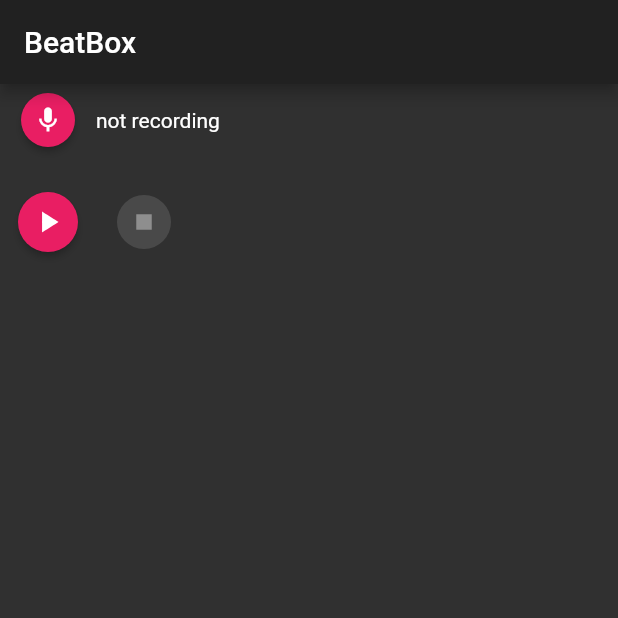
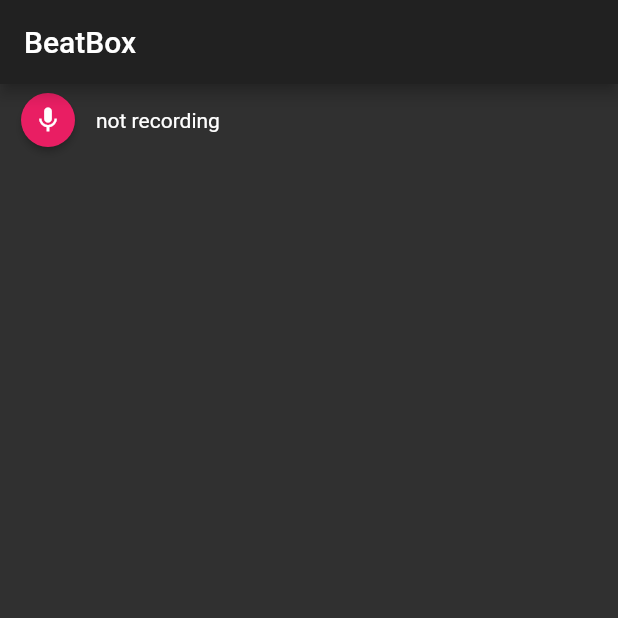
Before and after one commit to cedvdb/beatbox, a Flutter app: the screen it shows after launch, on a phone screen of 412 x 824 dp, the top half of it. Run offline on Flutter 3.47's test engine with Material 2 defaults, Android fonts, the phone set to English and light mode, and no system bars; our stand-ins replace flutter_bloc, just_audio, rxdart; missing offline and left inert: record; statements that could not run were skipped.

Commit message:
beat machine

```diff
--- a/lib/screens/home_screen.dart
+++ b/lib/screens/home_screen.dart
@@ -1,3 +1,4 @@
+import 'package:beatbox/widgets/beat_machine/beat_machine.dart';
 import 'package:beatbox/widgets/player/player.dart';
 import 'package:beatbox/widgets/recorder/recorder.dart';
 import 'package:flutter/material.dart';
@@ -13,9 +14,7 @@ class HomeScreen extends StatelessWidget {
       ),
       body: Column(
         children: [
-          Recorder(),
-          SizedBox(height: 20),
-          Player(),
+          BeatMachine(),
         ],
       ),
     );
--- /dev/null
+++ b/lib/widgets/beat_machine/beat_machine.dart
@@ -0,0 +1,32 @@
+import 'package:beatbox/widgets/beat_machine/beat_machine_bloc.dart';
+import 'package:beatbox/widgets/beat_machine/beat_machine_state.dart';
+import 'package:beatbox/widgets/player/player.dart';
+import 'package:beatbox/widgets/recorder/recorder.dart';
+import 'package:flutter/material.dart';
+import 'package:flutter_bloc/flutter_bloc.dart';
+
+class BeatMachine extends StatelessWidget {
+  const BeatMachine();
+
+  @override
+  Widget build(BuildContext context) {
+    return BlocProvider(
+        create: (ctx) => BeatMachineBloc(), child: BeatMachineView());
+  }
+}
+
+class BeatMachineView extends StatelessWidget {
+  const BeatMachineView();
+
+  @override
+  Widget build(BuildContext context) {
+    return BlocBuilder<BeatMachineBloc, BeatMachineState>(
+        builder: (ctx, state) {
+      if (state is Recording)
+        return Recorder(
+            onComplete: (path) => ctx.read<BeatMachineBloc>().play(path));
+      if (state is Playing) return Player(state.path);
+      return Container();
+    });
+  }
+}
--- /dev/null
+++ b/lib/widgets/beat_machine/beat_machine_bloc.dart
@@ -0,0 +1,12 @@
+import 'package:beatbox/widgets/beat_machine/beat_machine_state.dart';
+import 'package:flutter_bloc/flutter_bloc.dart';
+
+class BeatMachineBloc extends Cubit<BeatMachineState> {
+  BeatMachineBloc() : super(Recording());
+
+  void record() => emit(Recording());
+
+  void play(String path) => emit(Playing(path));
+
+  void edit() => emit(Editing());
+}
--- /dev/null
+++ b/lib/widgets/beat_machine/beat_machine_state.dart
@@ -0,0 +1,11 @@
+class BeatMachineState {}
+
+class Recording extends BeatMachineState {}
+
+class Playing extends BeatMachineState {
+  final String path;
+
+  Playing(this.path);
+}
+
+class Editing extends BeatMachineState {}
--- a/lib/widgets/player/play_button.dart
+++ b/lib/widgets/buttons/play_button.dart
@@ -1,6 +1,6 @@
 import 'package:flutter/material.dart';
 
-import '../rounded_button.dart';
+import 'rounded_button.dart';
 
 class PlayButton extends StatefulWidget {
   final bool isPlaying;
--- /dev/null
+++ b/lib/widgets/buttons/record_button.dart
@@ -0,0 +1,25 @@
+import 'package:beatbox/widgets/buttons/rounded_icon_button.dart';
+import 'package:flutter/material.dart';
+
+class RecordButton extends StatelessWidget {
+  final Function() onPressedStart;
+  final Function() onPressedStop;
+
+  const RecordButton({
+    required this.onPressedStart,
+    required this.onPressedStop,
+  });
+
+  @override
+  Widget build(BuildContext context) {
+    return GestureDetector(
+      key: key,
+      onLongPressStart: (_) => onPressedStart(),
+      onLongPressEnd: (_) => onPressedStop(),
+      child: RoundedIconButton(
+        onPressed: () {},
+        iconData: Icons.mic,
+      ),
+    );
+  }
+}
--- a/lib/widgets/rounded_icon_button.dart
+++ b/lib/widgets/buttons/rounded_icon_button.dart
@@ -1,5 +1,4 @@
-import 'package:beatbox/theme/spacing.dart';
-import 'package:beatbox/widgets/rounded_button.dart';
+import 'rounded_button.dart';
 import 'package:flutter/material.dart';
 
 class RoundedIconButton extends StatelessWidget {
--- a/lib/widgets/player/player.dart
+++ b/lib/widgets/player/player.dart
@@ -1,14 +1,14 @@
+import 'package:beatbox/widgets/buttons/stop_button.dart';
 import 'package:beatbox/widgets/player/player_bloc.dart';
 import 'package:beatbox/widgets/player/player_state.dart';
-import 'package:beatbox/widgets/rounded_icon_button.dart';
 import 'package:flutter/material.dart';
 import 'package:flutter_bloc/flutter_bloc.dart';
 
-import '../rounded_button.dart';
-import 'play_button.dart';
+import '../buttons/play_button.dart';
 
 class Player extends StatelessWidget {
-  const Player();
+  final String path;
+  const Player(this.path);
 
   @override
   Widget build(BuildContext context) {
@@ -53,10 +53,9 @@ class _PlayerViewState extends State<PlayerView>
             onPlay: () => ctx.read<PlayerBloc>().play(),
             onPause: () => ctx.read<PlayerBloc>().pause(),
           ),
-          RoundedIconButton(
-            onPressed:
-                state is Playing ? () => ctx.read<PlayerBloc>().stop() : null,
-            iconData: Icons.stop,
+          StopButton(
+            isPlaying: state is Playing,
+            onStop: () => ctx.read<PlayerBloc>().stop(),
           ),
         ],
       );
--- a/lib/widgets/recorder/recorder.dart
+++ b/lib/widgets/recorder/recorder.dart
@@ -1,21 +1,30 @@
+import 'package:beatbox/widgets/buttons/record_button.dart';
 import 'package:beatbox/widgets/recorder/recorder_bloc.dart';
 import 'package:beatbox/widgets/recorder/recorder_state.dart';
-import 'package:beatbox/widgets/rounded_icon_button.dart';
 import 'package:flutter/material.dart';
 import 'package:flutter_bloc/flutter_bloc.dart';
 
 class Recorder extends StatelessWidget {
+  final Function(String) onComplete;
+
+  Recorder({
+    required this.onComplete,
+  });
+
   @override
   Widget build(BuildContext context) {
     return BlocProvider(
       create: (ctx) => RecorderBloc(),
-      child: RecorderView(),
+      child: RecorderView(onComplete: onComplete),
     );
   }
 }
 
 class RecorderView extends StatelessWidget {
-  const RecorderView();
+  final Function(String) onComplete;
+  const RecorderView({
+    required this.onComplete,
+  });
 
   @override
   Widget build(BuildContext context) {
@@ -25,7 +34,7 @@ class RecorderView extends StatelessWidget {
           onPressedStart: () => context.read<RecorderBloc>().record(),
           onPressedStop: () => context.read<RecorderBloc>().stopRecording(),
         ),
-        BlocBuilder<RecorderBloc, RecorderState>(
+        BlocConsumer<RecorderBloc, RecorderState>(
           builder: (ctx, state) {
             if (state is NotRecording) {
               return Text('not recording');
@@ -40,6 +49,11 @@ class RecorderView extends StatelessWidget {
               );
             }
             return Container();
+          },
+          listener: (ctx, state) {
+            if (state is RecordingCompleted) {
+              return onComplete(state.path);
+            }
           },
         ),
       ],
@@ -83,26 +97,3 @@ class RecordingLabel extends StatelessWidget {
     );
   }
 }
-
-class RecordButton extends StatelessWidget {
-  final Function() onPressedStart;
-  final Function() onPressedStop;
-
-  const RecordButton({
-    required this.onPressedStart,
-    required this.onPressedStop,
-  });
-
-  @override
-  Widget build(BuildContext context) {
-    return GestureDetector(
-      key: key,
-      onLongPressStart: (_) => onPressedStart(),
-      onLongPressEnd: (_) => onPressedStop(),
-      child: RoundedIconButton(
-        onPressed: () {},
-        iconData: Icons.mic,
-      ),
-    );
-  }
-}
```
Also changed, not shown: lib/widgets/buttons/stop_button.dart (added, +18 -0 lines), lib/widgets/player/player_service.dart (added, +25 -0 lines), lib/widgets/buttons/rounded_button.dart (renamed from lib/widgets/rounded_button.dart).
